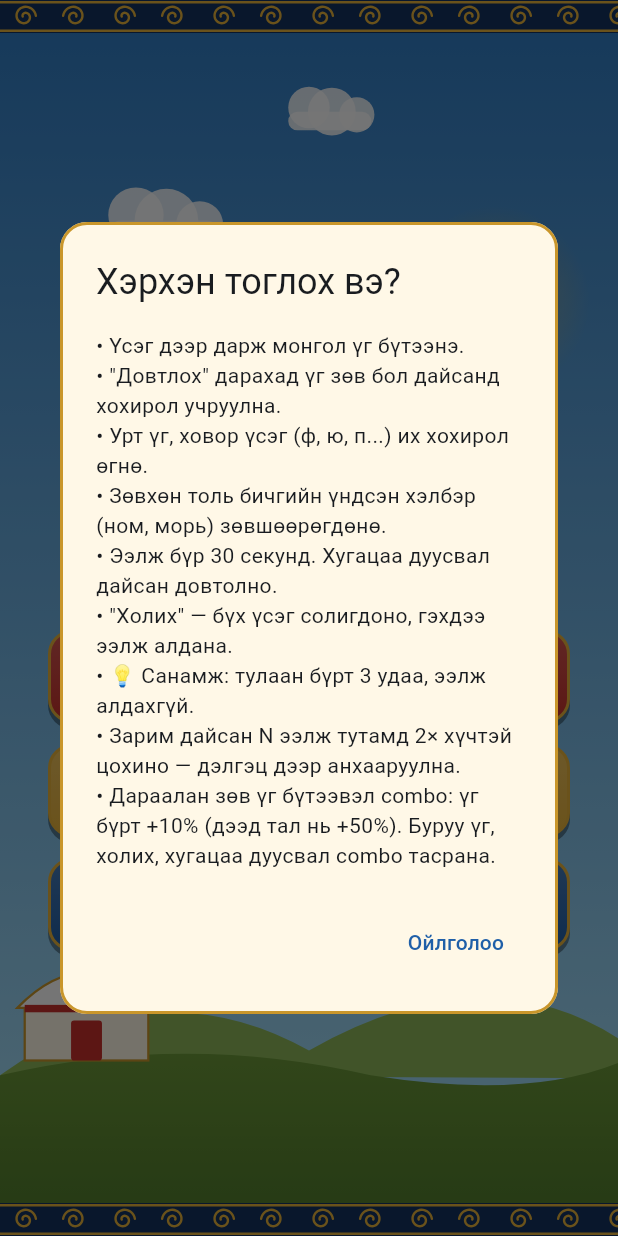
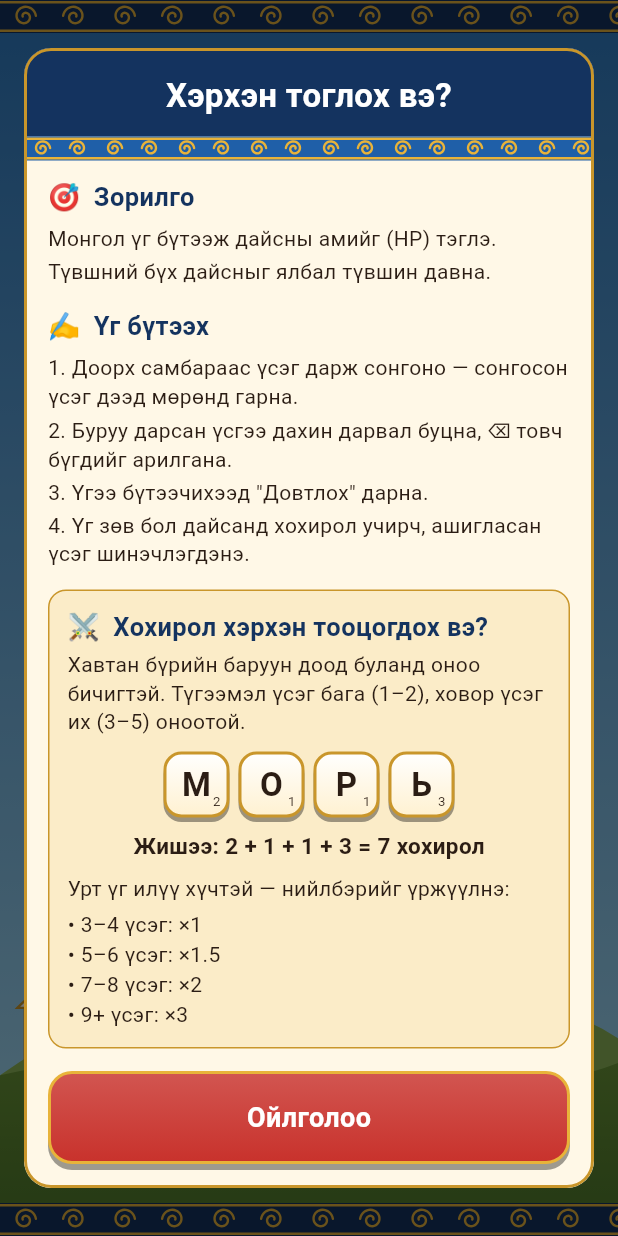
Before and after one commit to Baagii-dev/word_game, a Flutter app: the screen it shows after launch, after a tap on "Заавар", on a phone screen of 412 x 824 dp. Run offline on Flutter 3.47's test engine with Material 3 defaults, Android fonts, the phone set to English and light mode, and no system bars; our stand-ins replace shared_preferences; statements that could not run were skipped.

Commit message:
zaavriin designiig zassan

```diff
--- a/lib/screens/home_screen.dart
+++ b/lib/screens/home_screen.dart
@@ -4,36 +4,13 @@ import '../core/theme.dart';
 import '../core/routes.dart';
 import '../widgets/game_button.dart';
 import '../widgets/ornament_strip.dart';
+import '../widgets/rules_dialog.dart';
 import '../widgets/steppe_background.dart';
 
 class HomeScreen extends StatelessWidget {
   const HomeScreen({super.key});
 
-  void _showRules(BuildContext context) {
-    showDialog<void>(
-      context: context,
-      builder: (ctx) => AlertDialog(
-        title: const Text('Хэрхэн тоглох вэ?'),
-        content: const Text(
-          '• Үсэг дээр дарж монгол үг бүтээнэ.\n'
-          '• "Довтлох" дарахад үг зөв бол дайсанд хохирол учруулна.\n'
-          '• Урт үг, ховор үсэг (ф, ю, п...) их хохирол өгнө.\n'
-          '• Зөвхөн толь бичгийн үндсэн хэлбэр (ном, морь) зөвшөөрөгдөнө.\n'
-          '• Ээлж бүр 30 секунд. Хугацаа дуусвал дайсан довтолно.\n'
-          '• "Холих" — бүх үсэг солигдоно, гэхдээ ээлж алдана.\n'
-          '• 💡 Санамж: тулаан бүрт 3 удаа, ээлж алдахгүй.\n'
-          '• Зарим дайсан N ээлж тутамд 2× хүчтэй цохино — дэлгэц дээр анхааруулна.\n'
-          '• Дараалан зөв үг бүтээвэл combo: үг бүрт +10% (дээд тал нь +50%). Буруу үг, холих, хугацаа дуусвал combo тасрана.',
-        ),
-        actions: [
-          TextButton(
-            onPressed: () => Navigator.pop(ctx),
-            child: const Text('Ойлголоо'),
-          ),
-        ],
-      ),
-    );
-  }
+  void _showRules(BuildContext context) => showRulesDialog(context);
 
   @override
   Widget build(BuildContext context) {
--- /dev/null
+++ b/lib/widgets/rules_dialog.dart
@@ -0,0 +1,261 @@
+import 'package:flutter/material.dart';
+
+import '../core/constants.dart';
+import '../core/theme.dart';
+import 'game_button.dart';
+import 'letter_tile_widget.dart';
+import '../models/letter_tile.dart';
+import 'ornament_strip.dart';
+
+/// "Хэрхэн тоглох вэ?" — хэсэг хэсгээр, жишээтэй заавар.
+Future<void> showRulesDialog(BuildContext context) {
+  return showDialog<void>(
+    context: context,
+    builder: (_) => const _RulesDialog(),
+  );
+}
+
+class _RulesDialog extends StatelessWidget {
+  const _RulesDialog();
+
+  @override
+  Widget build(BuildContext context) {
+    return Dialog(
+      insetPadding: const EdgeInsets.symmetric(horizontal: 16, vertical: 32),
+      clipBehavior: Clip.antiAlias,
+      child: ConstrainedBox(
+        constraints: const BoxConstraints(maxWidth: 480),
+        child: Column(
+          mainAxisSize: MainAxisSize.min,
+          children: [
+            Container(
+              width: double.infinity,
+              color: AppColors.woodDark,
+              padding: const EdgeInsets.fromLTRB(16, 16, 16, 12),
+              child: const Text(
+                'Хэрхэн тоглох вэ?',
+                textAlign: TextAlign.center,
+                style: TextStyle(
+                  fontSize: 22,
+                  fontWeight: FontWeight.bold,
+                  color: Colors.white,
+                ),
+              ),
+            ),
+            const OrnamentStrip(height: 16, background: AppColors.wood),
+            Flexible(
+              child: ListView(
+                padding: const EdgeInsets.fromLTRB(16, 12, 16, 8),
+                shrinkWrap: true,
+                children: const [
+                  _Section(
+                    icon: '🎯',
+                    title: 'Зорилго',
+                    lines: [
+                      'Монгол үг бүтээж дайсны амийг (HP) тэглэ.',
+                      'Түвшний бүх дайсныг ялбал түвшин давна.',
+                    ],
+                  ),
+                  _Section(
+                    icon: '✍️',
+                    title: 'Үг бүтээх',
+                    lines: [
+                      '1. Доорх самбараас үсэг дарж сонгоно — сонгосон үсэг дээд мөрөнд гарна.',
+                      '2. Буруу дарсан үсгээ дахин дарвал буцна, ⌫ товч бүгдийг арилгана.',
+                      '3. Үгээ бүтээчихээд "Довтлох" дарна.',
+                      '4. Үг зөв бол дайсанд хохирол учирч, ашигласан үсэг шинэчлэгдэнэ.',
+                    ],
+                  ),
+                  _DamageExample(),
+                  _Section(
+                    icon: '🔥',
+                    title: 'Combo',
+                    lines: [
+                      'Дараалан зөв үг бүтээх бүрт хохирол +10% нэмэгдэнэ (дээд тал нь +50%).',
+                      'Буруу үг, "Холих", хугацаа дуусах — combo тасарна.',
+                    ],
+                  ),
+                  _Section(
+                    icon: '⏱',
+                    title: 'Ээлж ба дайсан',
+                    lines: [
+                      'Ээлж бүр ${GameConfig.turnSeconds} секунд. Хугацаа дуусвал үг бүтээгээгүй ч дайсан довтолно.',
+                      'Таны довтолгооны дараа дайсан амьд байвал тэр довтолж, таны HP-ийг хасна.',
+                      '⚡ Зарим дайсан хэдэн ээлж тутамд 2× хүчтэй цохино. Дэлгэц дээр хэдэн ээлжийн дараа болохыг харуулна.',
+                    ],
+                  ),
+                  _Section(
+                    icon: '💡',
+                    title: 'Тусламж',
+                    lines: [
+                      'Санамж: тулаан бүрт ${GameConfig.hintsPerBattle} удаа. Бүтэх нэг үгийн эхний үсэг, уртыг харуулна. Ээлж алдахгүй.',
+                      'Холих: бүх үсэг солигдоно, гэхдээ ээлж алдана.',
+                    ],
+                  ),
+                  _Section(
+                    icon: '⭐',
+                    title: 'Од',
+                    lines: [
+                      'Түвшин давахад үлдсэн HP-ээр од авна: 70%-аас дээш — 3 од, 30%-аас дээш — 2 од, бусад — 1 од.',
+                    ],
+                  ),
+                  _Section(
+                    icon: '📖',
+                    title: 'Анхаарах',
+                    lines: [
+                      'Үг хамгийн багадаа ${GameConfig.minWordLength} үсэгтэй байна.',
+                      'Толь бичгийн үндсэн хэлбэр л зөвшөөрөгдөнө (жишээ: "морь" — зөв, "моринд" — буруу).',
+                      'Нэг дайсантай тулалдахдаа ижил үгийг давтаж болохгүй.',
+                      'Буруу үг бол ээлж алдахгүй, зөвхөн сонголт арилна.',
+                    ],
+                  ),
+                ],
+              ),
+            ),
+            Padding(
+              padding: const EdgeInsets.fromLTRB(16, 4, 16, 16),
+              child: GameButton(
+                label: 'Ойлголоо',
+                color: AppColors.red,
+                onPressed: () => Navigator.pop(context),
+              ),
+            ),
+          ],
+        ),
+      ),
+    );
+  }
+}
+
+class _Section extends StatelessWidget {
+  const _Section({
+    required this.icon,
+    required this.title,
+    required this.lines,
+  });
+
+  final String icon;
+  final String title;
+  final List<String> lines;
+
+  @override
+  Widget build(BuildContext context) {
+    return Padding(
+      padding: const EdgeInsets.only(bottom: 14),
+      child: Column(
+        crossAxisAlignment: CrossAxisAlignment.start,
+        children: [
+          Text(
+            '$icon  $title',
+            style: const TextStyle(
+              fontSize: 17,
+              fontWeight: FontWeight.bold,
+              color: AppColors.woodDark,
+            ),
+          ),
+          const SizedBox(height: 4),
+          for (final line in lines)
+            Padding(
+              padding: const EdgeInsets.only(top: 3),
+              child: Text(
+                line,
+                style: const TextStyle(
+                  fontSize: 14,
+                  height: 1.35,
+                  color: AppColors.text,
+                ),
+              ),
+            ),
+        ],
+      ),
+    );
+  }
+}
+
+/// Хохирол хэрхэн тооцогдохыг жишээгээр харуулна.
+class _DamageExample extends StatelessWidget {
+  const _DamageExample();
+
+  @override
+  Widget build(BuildContext context) {
+    // Жишээ: үсэг бүрийн оноо тоглоомд хавтан бүр дээр бичигдсэн байдаг.
+    const letters = [('м', 2), ('о', 1), ('р', 1), ('ь', 3)];
+    return Padding(
+      padding: const EdgeInsets.only(bottom: 14),
+      child: Container(
+        padding: const EdgeInsets.all(12),
+        decoration: BoxDecoration(
+          color: AppColors.accent.withValues(alpha: 0.18),
+          borderRadius: BorderRadius.circular(12),
+          border: Border.all(color: AppColors.tileBorder),
+        ),
+        child: Column(
+          crossAxisAlignment: CrossAxisAlignment.start,
+          children: [
+            const Text(
+              '⚔️  Хохирол хэрхэн тооцогдох вэ?',
+              style: TextStyle(
+                fontSize: 17,
+                fontWeight: FontWeight.bold,
+                color: AppColors.woodDark,
+              ),
+            ),
+            const SizedBox(height: 4),
+            const Text(
+              'Хавтан бүрийн баруун доод буланд оноо бичигтэй. '
+              'Түгээмэл үсэг бага (1–2), ховор үсэг их (3–5) оноотой.',
+              style: TextStyle(
+                fontSize: 14,
+                height: 1.35,
+                color: AppColors.text,
+              ),
+            ),
+            const SizedBox(height: 10),
+            Row(
+              mainAxisAlignment: MainAxisAlignment.center,
+              children: [
+                for (var i = 0; i < letters.length; i++)
+                  Padding(
+                    padding: const EdgeInsets.symmetric(horizontal: 3),
+                    child: LetterTileWidget(
+                      tile: LetterTile(
+                        id: i,
+                        letter: letters[i].$1,
+                        points: letters[i].$2,
+                      ),
+                      size: 44,
+                    ),
+                  ),
+              ],
+            ),
+            const SizedBox(height: 8),
+            const Center(
+              child: Text(
+                'Жишээ: 2 + 1 + 1 + 3 = 7 хохирол',
+                style: TextStyle(
+                  fontSize: 15,
+                  fontWeight: FontWeight.bold,
+                  color: AppColors.text,
+                ),
+              ),
+            ),
+            const SizedBox(height: 8),
+            const Text(
+              'Урт үг илүү хүчтэй — нийлбэрийг үржүүлнэ:',
+              style: TextStyle(fontSize: 14, color: AppColors.text),
+            ),
+            const SizedBox(height: 4),
+            const Text(
+              '• 3–4 үсэг: ×1\n• 5–6 үсэг: ×1.5\n• 7–8 үсэг: ×2\n• 9+ үсэг: ×3',
+              style: TextStyle(
+                fontSize: 14,
+                height: 1.4,
+                color: AppColors.text,
+              ),
+            ),
+          ],
+        ),
+      ),
+    );
+  }
+}
```
